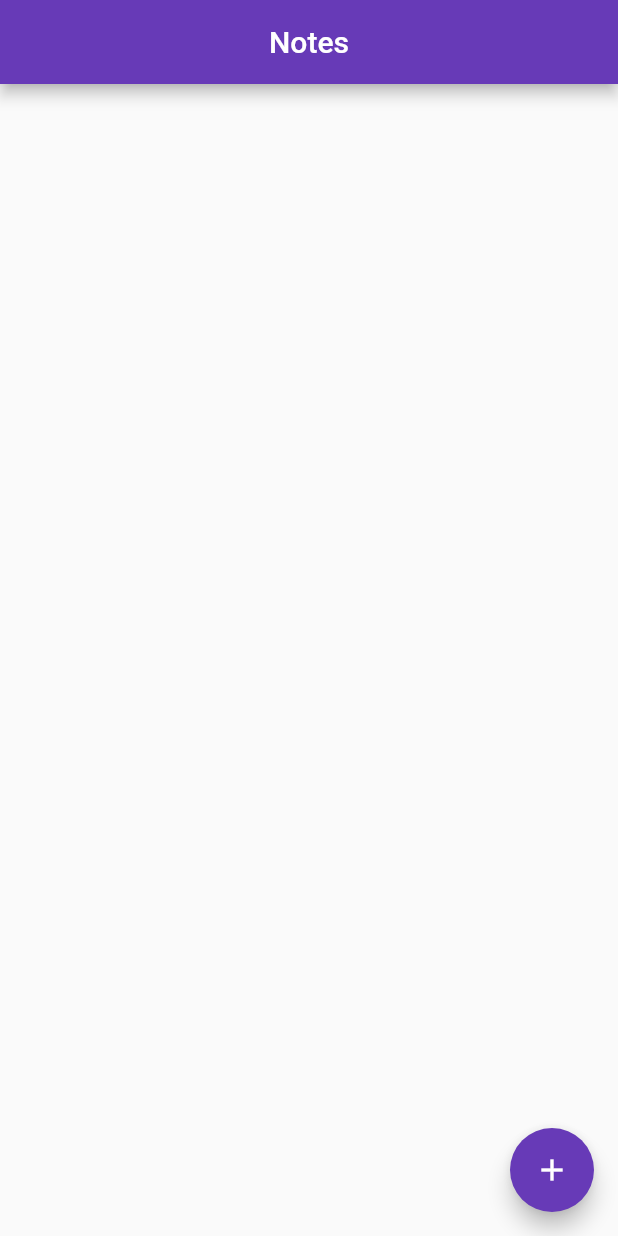
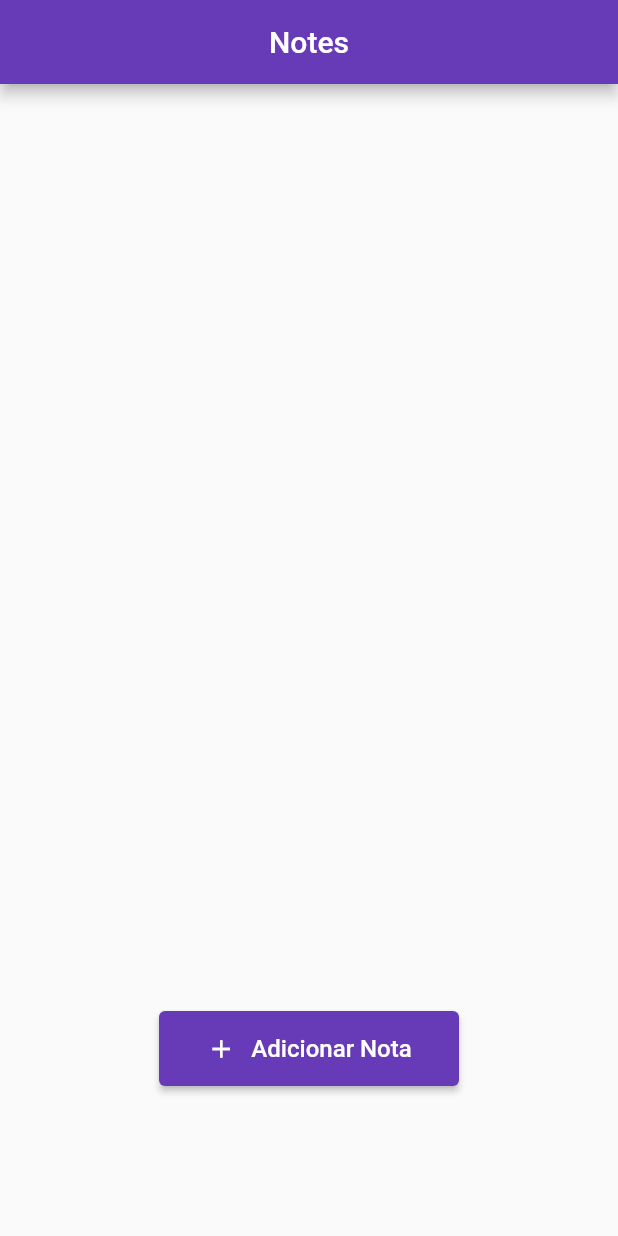
Before and after one commit to otnielgusta/Capter2Ignite, a Flutter app: the screen it shows after launch, on a phone screen of 412 x 824 dp. Run offline on Flutter 3.47's test engine with Material 2 defaults, Android fonts, the light colour scheme and no system bars.

Commit message:
fab substituido  por um elevated button

```diff
--- a/lib/pages/home_page.dart
+++ b/lib/pages/home_page.dart
@@ -12,13 +12,24 @@ class _HomePageState extends State<HomePage> {
 
   @override
   Widget build(BuildContext context) {
+    final size = MediaQuery.of(context).size;
     return Scaffold(
       appBar: AppBar(
         centerTitle: true,
         title: Text("Notes"),
       ),
-      floatingActionButton: FloatingActionButton(
-        child: Icon(Icons.add),
+      body: Stack(
+        children: [
+          SingleChildScrollView(child: NotesWidget(notes: notes)),
+          Padding(
+            padding: EdgeInsets.only(top: size.height * 0.75),
+            child: Row(
+              mainAxisAlignment: MainAxisAlignment.center,
+              children: [
+                Container(
+                  height: 50,
+                  width: 200,
+                  child: ElevatedButton(
                       onPressed: () async {
                         final description =
                             await Navigator.pushNamed(context, "/create-note");
@@ -27,8 +38,28 @@ class _HomePageState extends State<HomePage> {
                           setState(() {});
                         }
                       },
+                      child: Row(
+                        mainAxisAlignment: MainAxisAlignment.center,
+                        children: [
+                          Icon(
+                            Icons.add,
+                            size: 20,
                           ),
-      body: NotesWidget(notes: notes),
+                          SizedBox(
+                            width: 10,
+                          ),
+                          Text(
+                            "Adicionar Nota",
+                            style: TextStyle(fontSize: 16),
+                          ),
+                        ],
+                      )),
+                ),
+              ],
+            ),
+          )
+        ],
+      ),
     );
   }
 }
--- a/lib/pages/widgets/note_widget.dart
+++ b/lib/pages/widgets/note_widget.dart
@@ -16,8 +16,7 @@ class _NotesWidgetState extends State<NotesWidget> {
   var notes = <String>[];
   @override
   Widget build(BuildContext context) {
-    return SingleChildScrollView(
-      child: Column(
+    return Column(
       crossAxisAlignment: CrossAxisAlignment.center,
       children: [
         for (var i = 0; i < widget.notes.length; i++)
@@ -43,7 +42,6 @@ class _NotesWidgetState extends State<NotesWidget> {
             ),
           )
       ],
-      ),
     );
   }
 }
```
Lines whose indentation alone changed are shown as unchanged.
